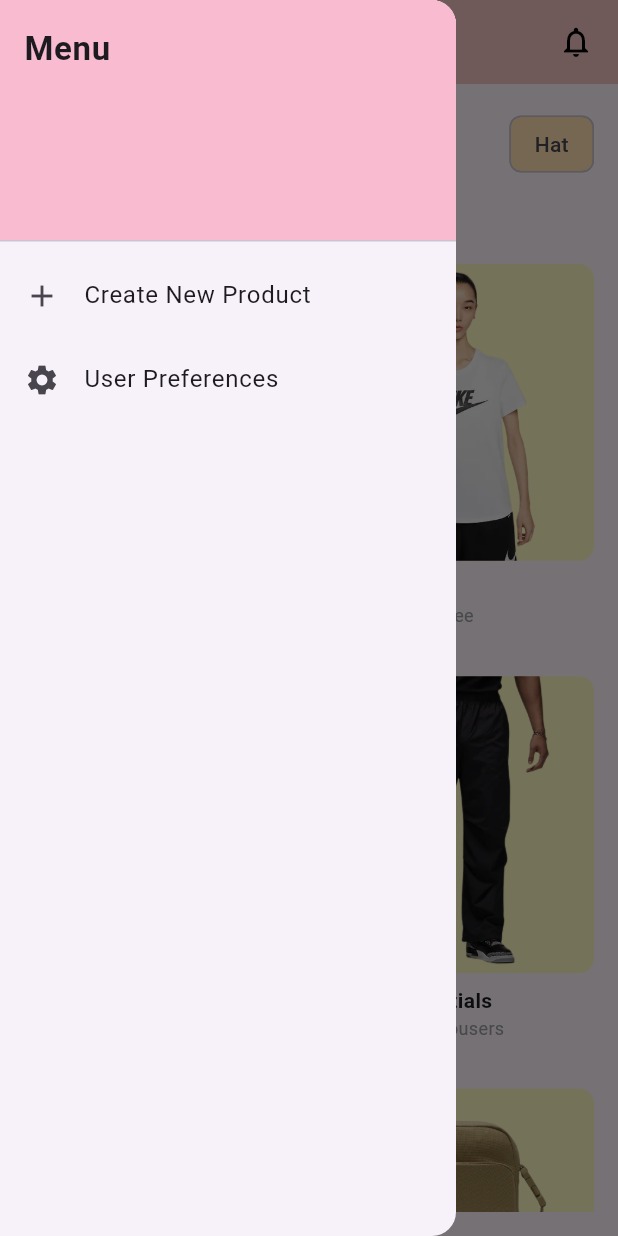
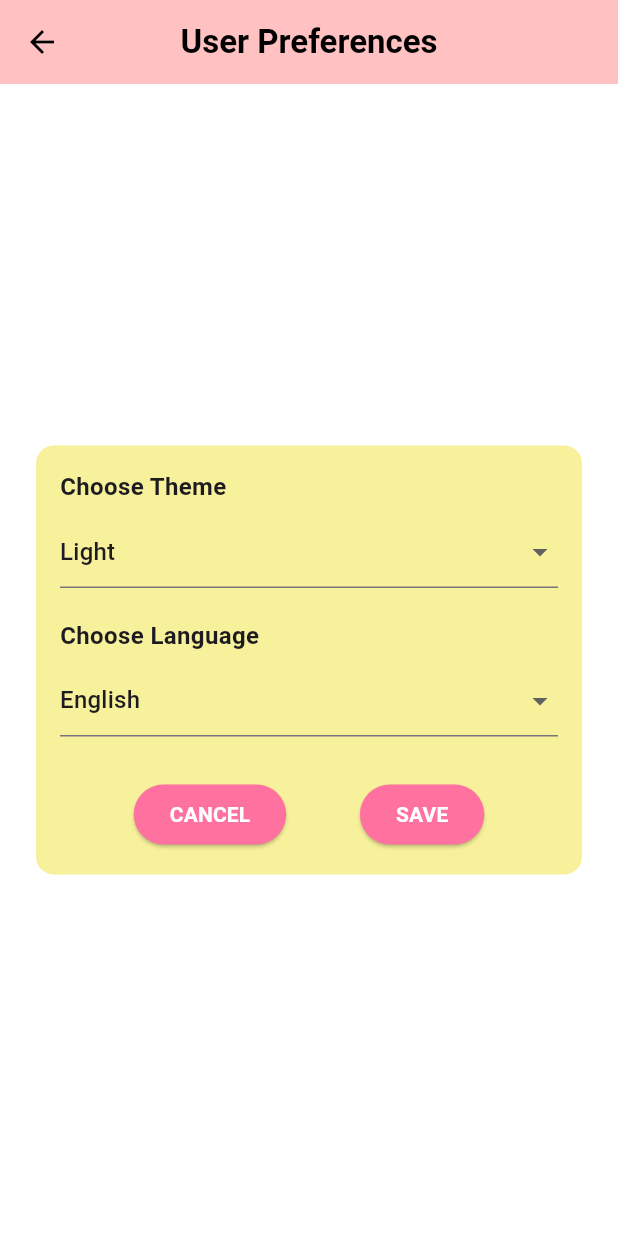
Before and after one commit to granada-lc/productsapp_granada2025, a Flutter app: the screen it shows after launch, after a tap on "LOGIN", after a tap on the "menu" icon, after a tap on "User Preferences", on a phone screen of 412 x 824 dp. Run offline on Flutter 3.47's test engine with Material 3 defaults, Android fonts, the phone set to English and light mode, and no system bars.

Commit message:
Added User Preferences

```diff
--- /dev/null
+++ b/lib/app_state.dart
@@ -0,0 +1,28 @@
+import 'package:flutter/material.dart';
+
+enum AppTheme { dark, light }
+enum AppLanguage { english, filipino }
+
+class AppState extends ChangeNotifier {
+  AppTheme _theme = AppTheme.light;
+  AppLanguage _language = AppLanguage.english;
+
+  AppTheme get theme => _theme;
+  AppLanguage get language => _language;
+
+  void updatePreferences({required AppTheme theme, required AppLanguage language}) {
+    _theme = theme;
+    _language = language;
+    notifyListeners();
+  }
+}
+
+ThemeData getThemeData(AppTheme theme) {
+  switch (theme) {
+    case AppTheme.dark:
+      return ThemeData.dark();
+    case AppTheme.light:
+    default:
+      return ThemeData.light();
+  }
+}
--- a/lib/home_screen.dart
+++ b/lib/home_screen.dart
@@ -2,6 +2,8 @@ import 'package:flutter/material.dart';
 import 'product_details.dart';
 import 'product.dart';
 import 'create_product_screen.dart';
+import 'user_preference.dart';
+import 'app_state.dart';
 
 // Category Button Widget
 class CategoryButton extends StatelessWidget {
@@ -103,6 +105,10 @@ class ProductCard extends StatelessWidget {
               title: const Text('User Preferences'),
               onTap: () {
                 // Implement User Preferences Navigation
+                Navigator.push(
+                  context,
+                  MaterialPageRoute (builder: (context) => const UserPreferencesScreen ()),
+                );
               },
             ),
           ],
--- a/lib/main.dart
+++ b/lib/main.dart
@@ -1,34 +1,10 @@
 import 'package:flutter/material.dart';
+import 'package:provider/provider.dart';
+import 'app_state.dart';
 import 'home_screen.dart';
 import 'login_screen.dart';
 import 'sign_up_screen.dart';
 import 'create_product_screen.dart';
-
-void main() {
-  runApp(const MyApp());
-}
-
-class MyApp extends StatelessWidget {
-  const MyApp({super.key});
-
-  @override
-  Widget build(BuildContext context) {
-    return MaterialApp(
-      debugShowCheckedModeBanner: false,
-      initialRoute: '/', // Start from LoginScreen
-      routes: {
-        '/': (context) => const LoginScreen(),
-        '/home': (context) => const HomeScreen(),
-        '/signup': (context) => const SignUpScreen(),
-      },
-    );
-  }
-}
-
-
-
-// import 'package:flutter/material.dart';
-// import 'create_product_screen.dart';
 
 // void main() {
 //   runApp(const MyApp());
@@ -41,10 +17,41 @@ class MyApp extends StatelessWidget {
 //   Widget build(BuildContext context) {
 //     return MaterialApp(
 //       debugShowCheckedModeBanner: false,
+//       initialRoute: '/', // Start from LoginScreen
 //       routes: {
-//         '/create-product': (context) => const CreateProductScreen(),
+//         '/': (context) => const LoginScreen(),
+//         '/home': (context) => const HomeScreen(),
+//         '/signup': (context) => const SignUpScreen(),
 //       },
-//       home: const CreateProductScreen(), // Set initial screen for testing
 //     );
 //   }
 // }
+
+
+
+void main() {
+  runApp(
+    ChangeNotifierProvider(
+      create: (_) => AppState(),
+      child: const MyApp(),
+    ),
+  );
+}
+
+class MyApp extends StatelessWidget {
+  const MyApp({super.key});
+
+  @override
+  Widget build(BuildContext context) {
+    final appState = Provider.of<AppState>(context);
+    return MaterialApp(
+      debugShowCheckedModeBanner: false,
+      theme: getThemeData(appState.theme),
+     routes: {
+        '/': (context) => const LoginScreen(),
+        '/home': (context) => const HomeScreen(),
+        '/signup': (context) => const SignUpScreen(),
+      },
+    );
+  }
+}
--- /dev/null
+++ b/lib/user_preference.dart
@@ -0,0 +1,108 @@
+import 'package:flutter/material.dart';
+import 'package:provider/provider.dart';
+import 'app_state.dart';
+
+class UserPreferencesScreen extends StatefulWidget {
+  const UserPreferencesScreen({super.key});
+
+  @override
+  _UserPreferencesScreenState createState() => _UserPreferencesScreenState();
+}
+
+class _UserPreferencesScreenState extends State<UserPreferencesScreen> {
+  late String selectedTheme;
+  late String selectedLanguage;
+
+  @override
+  void initState() {
+    super.initState();
+    final appState = Provider.of<AppState>(context, listen: false);
+    selectedTheme = appState.theme == AppTheme.dark ? 'Dark' : 'Light';
+    selectedLanguage = appState.language == AppLanguage.filipino ? 'Filipino' : 'English';
+  }
+
+  @override
+  Widget build(BuildContext context) {
+    final appState = Provider.of<AppState>(context);
+    return Scaffold(
+      backgroundColor: Colors.white,
+      appBar: AppBar(
+        leading: BackButton(color: Colors.black),
+        backgroundColor: const Color(0xFFFFC1C1),
+        elevation: 0,
+        title: Text(
+          appState.language == AppLanguage.english ? 'User Preferences' : 'Mga Kagustuhan',
+          style: const TextStyle(color: Colors.black, fontWeight: FontWeight.bold),
+        ),
+        centerTitle: true,
+      ),
+      body: Center(
+        child: Container(
+          padding: const EdgeInsets.all(16),
+          margin: const EdgeInsets.symmetric(horizontal: 24, vertical: 32),
+          decoration: BoxDecoration(
+            color: const Color(0xFFF7F19C),
+            borderRadius: BorderRadius.circular(12),
+          ),
+          child: Column(
+            mainAxisSize: MainAxisSize.min,
+            crossAxisAlignment: CrossAxisAlignment.start,
+            children: [
+              Text(appState.language == AppLanguage.english ? 'Choose Theme' : 'Piliin ang Tema',
+                  style: const TextStyle(fontWeight: FontWeight.bold, fontSize: 16)),
+              const SizedBox(height: 8),
+              DropdownButtonFormField<String>(
+                value: selectedTheme,
+                items: ['Dark', 'Light'].map((theme) {
+                  return DropdownMenuItem(value: theme, child: Text(theme));
+                }).toList(),
+                onChanged: (value) {
+                  setState(() {
+                    selectedTheme = value!;
+                  });
+                },
+              ),
+              const SizedBox(height: 20),
+              Text(appState.language == AppLanguage.english ? 'Choose Language' : 'Piliin ang Wika',
+                  style: const TextStyle(fontWeight: FontWeight.bold, fontSize: 16)),
+              const SizedBox(height: 8),
+              DropdownButtonFormField<String>(
+                value: selectedLanguage,
+                items: ['English', 'Filipino'].map((lang) {
+                  return DropdownMenuItem(value: lang, child: Text(lang));
+                }).toList(),
+                onChanged: (value) {
+                  setState(() {
+                    selectedLanguage = value!;
+                  });
+                },
+              ),
+              const SizedBox(height: 28),
+              Row(
+                mainAxisAlignment: MainAxisAlignment.spaceEvenly,
+                children: [
+                  ElevatedButton(
+                    onPressed: () => Navigator.pop(context),
+                    style: ElevatedButton.styleFrom(backgroundColor: const Color(0xFFFF729F)),
+                    child: const Text('CANCEL', style: TextStyle(color: Colors.white, fontWeight: FontWeight.bold)),
+                  ),
+                  ElevatedButton(
+                    onPressed: () {
+                      appState.updatePreferences(
+                        theme: selectedTheme == 'Dark' ? AppTheme.dark : AppTheme.light,
+                        language: selectedLanguage == 'Filipino' ? AppLanguage.filipino : AppLanguage.english,
+                      );
+                      Navigator.pop(context);
+                    },
+                    style: ElevatedButton.styleFrom(backgroundColor: const Color(0xFFFF729F)),
+                    child: const Text('SAVE', style: TextStyle(color: Colors.white, fontWeight: FontWeight.bold)),
+                  ),
+                ],
+              ),
+            ],
+          ),
+        ),
+      ),
+    );
+  }
+}
--- a/pubspec.yaml
+++ b/pubspec.yaml
@@ -30,6 +30,7 @@ environment:
 dependencies:
   flutter:
     sdk: flutter
+  provider: ^6.1.1
 
   # The following adds the Cupertino Icons font to your application.
   # Use with the CupertinoIcons class for iOS style icons.
```
Also changed, not shown: pubspec.lock.
